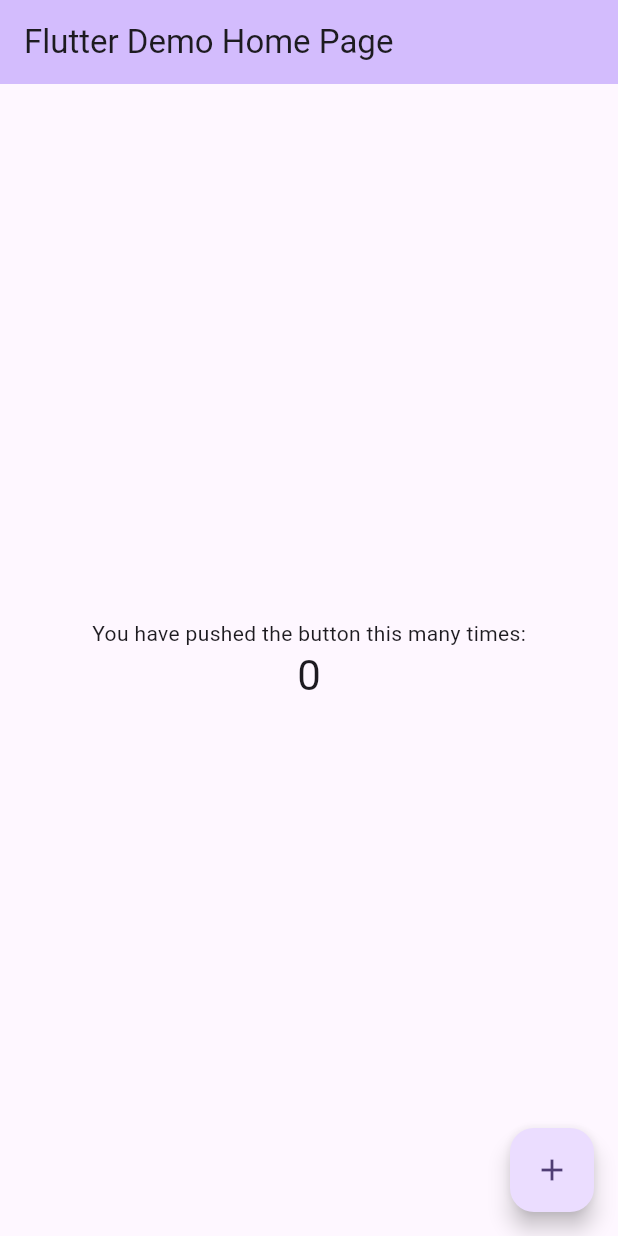
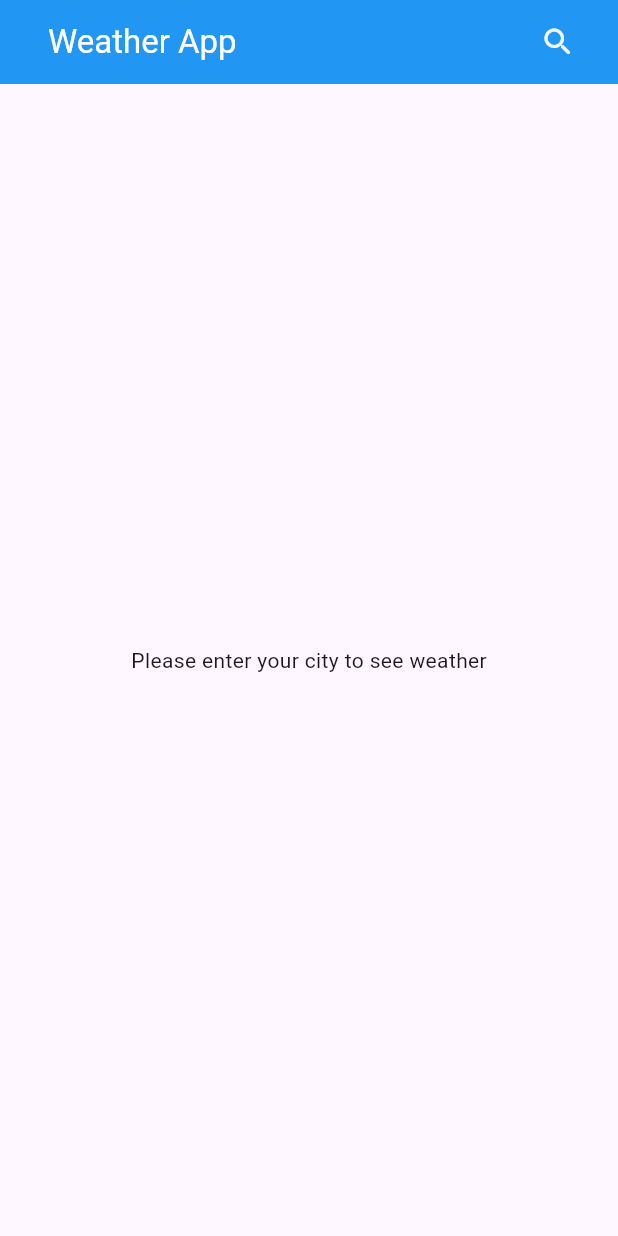
Before and after one commit to NadaKattan/weather_app, a Flutter app: the screen it shows after launch, on a phone screen of 412 x 824 dp. Run offline on Flutter 3.47's test engine with Material 3 defaults, Android fonts, the phone set to English and light mode, and no system bars; our stand-ins replace dio, flutter_bloc.

```diff
--- /dev/null
+++ b/lib/cubits/get_weather_cubit/get_weather_cubit.dart
@@ -0,0 +1,17 @@
+import 'package:flutter_bloc/flutter_bloc.dart';
+import 'package:weather_app/cubits/get_weather_cubit/get_weather_states.dart';
+import 'package:weather_app/models/weather_model.dart';
+import 'package:weather_app/services/weather_service.dart';
+
+class GetWeatherCubit extends Cubit <WeatherState>{
+  GetWeatherCubit() : super(WeatherInitialState());
+    late WeatherModel weatherModel;
+    getCurrentWeather(String cityName) async{
+    try{
+      weatherModel = await WeatherService(cityName).getWeather();
+      emit(WeatherSuccessState(weatherModel));
+    }catch(e){
+      emit(WeatherFailureState());
+    }
+ }
+}
--- /dev/null
+++ b/lib/cubits/get_weather_cubit/get_weather_states.dart
@@ -0,0 +1,12 @@
+import 'package:weather_app/models/weather_model.dart';
+
+class WeatherState {}
+
+class WeatherInitialState extends WeatherState {}
+
+class WeatherSuccessState extends WeatherState {
+  WeatherModel weatherModel;
+  WeatherSuccessState(this.weatherModel);
+}
+
+class WeatherFailureState extends WeatherState {}
--- a/lib/main.dart
+++ b/lib/main.dart
@@ -1,4 +1,8 @@
 import 'package:flutter/material.dart';
+import 'package:flutter_bloc/flutter_bloc.dart';
+import 'package:weather_app/cubits/get_weather_cubit/get_weather_cubit.dart';
+import 'package:weather_app/views/home_view.dart';
+import 'package:weather_app/views/search_view.dart';
 
 void main() {
   runApp(const MyApp());
@@ -10,116 +14,17 @@ class MyApp extends StatelessWidget {
   // This widget is the root of your application.
   @override
   Widget build(BuildContext context) {
-    return MaterialApp(
-      title: 'Flutter Demo',
-      theme: ThemeData(
-        // This is the theme of your application.
-        //
-        // TRY THIS: Try running your application with "flutter run". You'll see
-        // the application has a purple toolbar. Then, without quitting the app,
-        // try changing the seedColor in the colorScheme below to Colors.green
-        // and then invoke "hot reload" (save your changes or press the "hot
-        // reload" button in a Flutter-supported IDE, or press "r" if you used
-        // the command line to start the app).
-        //
-        // Notice that the counter didn't reset back to zero; the application
-        // state is not lost during the reload. To reset the state, use hot
-        // restart instead.
-        //
-        // This works for code too, not just values: Most code changes can be
-        // tested with just a hot reload.
-        colorScheme: ColorScheme.fromSeed(seedColor: Colors.deepPurple),
-        useMaterial3: true,
+    return BlocProvider<GetWeatherCubit>(
+      create: (context) => GetWeatherCubit(),
+      child: MaterialApp(
+        debugShowCheckedModeBanner: false,
+        title: 'Weather App',
+        routes: {
+          HomeView.routeName: (_) => const HomeView(),
+          SearchView.routeName: (_) => const SearchView(),
+        },
+        initialRoute: HomeView.routeName,
       ),
-      home: const MyHomePage(title: 'Flutter Demo Home Page'),
     );
   }
 }
-
-class MyHomePage extends StatefulWidget {
-  const MyHomePage({super.key, required this.title});
-
-  // This widget is the home page of your application. It is stateful, meaning
-  // that it has a State object (defined below) that contains fields that affect
-  // how it looks.
-
-  // This class is the configuration for the state. It holds the values (in this
-  // case the title) provided by the parent (in this case the App widget) and
-  // used by the build method of the State. Fields in a Widget subclass are
-  // always marked "final".
-
-  final String title;
-
-  @override
-  State<MyHomePage> createState() => _MyHomePageState();
-}
-
-class _MyHomePageState extends State<MyHomePage> {
-  int _counter = 0;
-
-  void _incrementCounter() {
-    setState(() {
-      // This call to setState tells the Flutter framework that something has
-      // changed in this State, which causes it to rerun the build method below
-      // so that the display can reflect the updated values. If we changed
-      // _counter without calling setState(), then the build method would not be
-      // called again, and so nothing would appear to happen.
-      _counter++;
-    });
-  }
-
-  @override
-  Widget build(BuildContext context) {
-    // This method is rerun every time setState is called, for instance as done
-    // by the _incrementCounter method above.
-    //
-    // The Flutter framework has been optimized to make rerunning build methods
-    // fast, so that you can just rebuild anything that needs updating rather
-    // than having to individually change instances of widgets.
-    return Scaffold(
-      appBar: AppBar(
-        // TRY THIS: Try changing the color here to a specific color (to
-        // Colors.amber, perhaps?) and trigger a hot reload to see the AppBar
-        // change color while the other colors stay the same.
-        backgroundColor: Theme.of(context).colorScheme.inversePrimary,
-        // Here we take the value from the MyHomePage object that was created by
-        // the App.build method, and use it to set our appbar title.
-        title: Text(widget.title),
-      ),
-      body: Center(
-        // Center is a layout widget. It takes a single child and positions it
-        // in the middle of the parent.
-        child: Column(
-          // Column is also a layout widget. It takes a list of children and
-          // arranges them vertically. By default, it sizes itself to fit its
-          // children horizontally, and tries to be as tall as its parent.
-          //
-          // Column has various properties to control how it sizes itself and
-          // how it positions its children. Here we use mainAxisAlignment to
-          // center the children vertically; the main axis here is the vertical
-          // axis because Columns are vertical (the cross axis would be
-          // horizontal).
-          //
-          // TRY THIS: Invoke "debug painting" (choose the "Toggle Debug Paint"
-          // action in the IDE, or press "p" in the console), to see the
-          // wireframe for each widget.
-          mainAxisAlignment: MainAxisAlignment.center,
-          children: <Widget>[
-            const Text(
-              'You have pushed the button this many times:',
-            ),
-            Text(
-              '$_counter',
-              style: Theme.of(context).textTheme.headlineMedium,
-            ),
-          ],
-        ),
-      ),
-      floatingActionButton: FloatingActionButton(
-        onPressed: _incrementCounter,
-        tooltip: 'Increment',
-        child: const Icon(Icons.add),
-      ), // This trailing comma makes auto-formatting nicer for build methods.
-    );
-  }
-}
--- /dev/null
+++ b/lib/models/weather_model.dart
@@ -0,0 +1,33 @@
+class WeatherModel {
+  final String city;
+  final String weatherCondition;
+  final double temp;
+  final double maxTemp;
+  final double minTemp;
+  final String? image;
+  final DateTime date;
+
+  WeatherModel(
+      {required this.city,
+      required this.temp,
+      required this.maxTemp,
+      required this.minTemp,
+      required this.image,
+      required this.weatherCondition,
+      required this.date});
+
+  factory WeatherModel.fromJson(json) {
+    return WeatherModel(
+        city: json["location"]["name"],
+        image: json["current"]["condition"]["icon"],
+        date: DateTime.parse(json["current"]["last_updated"]),
+        temp: json["current"]["temp_c"],
+        maxTemp: json["forecast"]["forecastday"][0]["day"]["maxtemp_c"],
+        minTemp: json["forecast"]["forecastday"][0]["day"]["mintemp_c"],
+        weatherCondition: json["current"]["condition"]["text"]);
+  }
+  @override
+  String toString() {
+    return 'ArticleModel{temp: $temp, city: $city, weatherCondition: $weatherCondition}';
+  }
+}
--- /dev/null
+++ b/lib/no_weather_body.dart
@@ -0,0 +1,10 @@
+import 'package:flutter/material.dart';
+
+class NoWeatherBody extends StatelessWidget {
+  const NoWeatherBody({super.key});
+
+  @override
+  Widget build(BuildContext context) {
+    return const Center(child:Text("Please enter your city to see weather"));
+  }
+}
--- /dev/null
+++ b/lib/services/weather_service.dart
@@ -0,0 +1,26 @@
+import 'dart:developer';
+
+import '../models/weather_model.dart';
+import 'package:dio/dio.dart';
+
+class WeatherService{
+  final String city;
+  WeatherService(this.city);
+  final String baseUrl="https://api.weatherapi.com/v1";
+  final String apiKey="15160c6844a941b0831190436241710";
+  Future<WeatherModel> getWeather() async{
+    try{
+      Response response = await Dio().get(
+          "$baseUrl/forecast.json?key=$apiKey&q=$city&days=1&aqi=yes&alerts=no");
+      Map<String, dynamic> jsonData = response.data;
+      WeatherModel weatherModel = WeatherModel.fromJson(jsonData);
+      return weatherModel;
+    } on DioException catch(e){
+      final String errMessage= e.response?.data["error"]["message"]??"oops,there is an error, try again later";
+      throw Exception(errMessage);
+    }catch(e){
+      log(e.toString());
+      throw Exception("there is an error, try again later");
+    }
+  }
+}
--- /dev/null
+++ b/lib/views/home_view.dart
@@ -0,0 +1,48 @@
+import 'package:flutter/material.dart';
+import 'package:flutter_bloc/flutter_bloc.dart';
+import 'package:weather_app/cubits/get_weather_cubit/get_weather_cubit.dart';
+import 'package:weather_app/cubits/get_weather_cubit/get_weather_states.dart';
+import 'package:weather_app/no_weather_body.dart';
+import 'package:weather_app/views/search_view.dart';
+
+import '../weather_body.dart';
+
+class HomeView extends StatelessWidget {
+  const HomeView({super.key});
+  static const String routeName = "/home";
+  @override
+  Widget build(BuildContext context) {
+    return Scaffold(
+      appBar: AppBar(
+        backgroundColor: Colors.blue,
+        title: const Padding(
+          padding: EdgeInsets.all(16),
+          child: Text(
+            "Weather App",
+            style: TextStyle(color: Colors.white),
+          ),
+        ),
+        actions: [
+          IconButton(
+              onPressed: () {
+                Navigator.of(context).pushNamed(SearchView.routeName);
+              },
+              icon: const Icon(Icons.search_rounded),
+              color: Colors.grey.shade100),
+          const SizedBox(width: 16),
+        ],
+      ),
+      body: BlocBuilder<GetWeatherCubit, WeatherState>(
+        builder: (context, state) {
+          if (state is WeatherInitialState) {
+            return const NoWeatherBody();
+          } else if (state is WeatherSuccessState) {
+            return const WeatherBody();
+          } else {
+            return const Text("oops, there is an error");
+          }
+        },
+      ),
+    );
+  }
+}
```
Also changed, not shown: lib/views/search_view.dart (added, +43 -0 lines), lib/weather_body.dart (added, +56 -0 lines), pubspec.yaml (+6 -6 lines), pubspec.lock.
